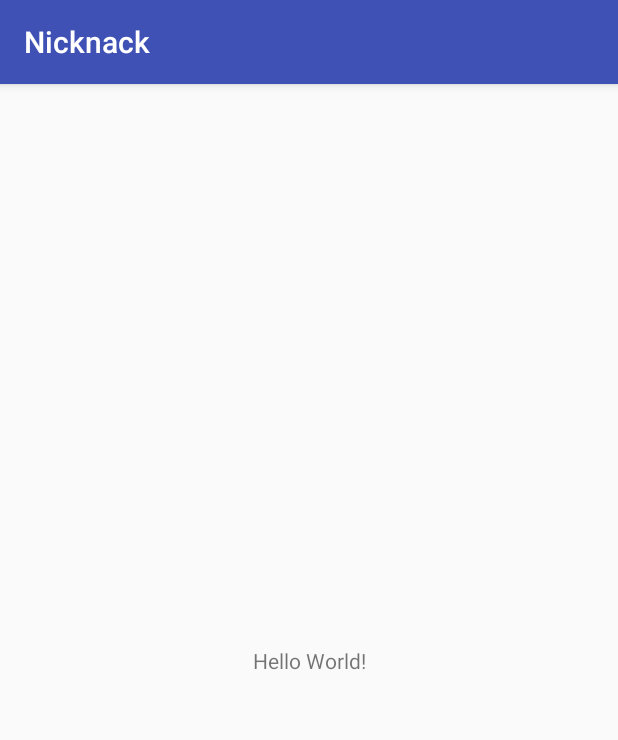
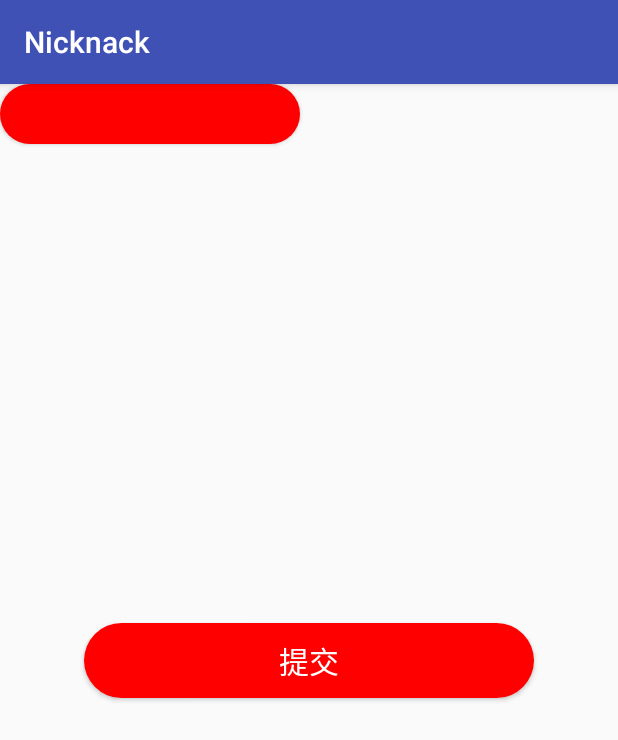
Before and after one commit to Ivolian/Nicknack, an Android app: the screen it shows after launch (MainActivity before the commit, DisplayActivity after it), on a phone screen of 412 x 824 dp. Shown: the top 740 px of the screen. Run offline under Robolectric (Android 15) with nearby library versions, the phone set to English and light mode, and no system bars.

Commit message:
圆角变色按钮

```diff
--- a/app/build.gradle
+++ b/app/build.gradle
@@ -27,3 +27,5 @@ dependencies {
 repositories {
     mavenCentral()
 }
+
+apply plugin: 'kotlin-android-extensions'
--- a/app/src/main/AndroidManifest.xml
+++ b/app/src/main/AndroidManifest.xml
@@ -9,7 +9,7 @@
         android:roundIcon="@mipmap/ic_launcher_round"
         android:supportsRtl="true"
         android:theme="@style/AppTheme">
-        <activity android:name=".MainActivity">
+        <activity android:name=".custom.DisplayActivity">
             <intent-filter>
                 <action android:name="android.intent.action.MAIN" />
 
--- a/app/src/main/java/com/ivotai/nicknack/MainActivity.java
+++ /dev/null
@@ -1,13 +0,0 @@
-package com.ivotai.nicknack;
-
-import android.support.v7.app.AppCompatActivity;
-import android.os.Bundle;
-
-public class MainActivity extends AppCompatActivity {
-
-    @Override
-    protected void onCreate(Bundle savedInstanceState) {
-        super.onCreate(savedInstanceState);
-        setContentView(R.layout.activity_main);
-    }
-}
--- /dev/null
+++ b/app/src/main/java/com/ivotai/nicknack/custom/DisplayActivity.kt
@@ -0,0 +1,19 @@
+package com.ivotai.nicknack.custom
+
+import android.support.v7.app.AppCompatActivity
+import android.os.Bundle
+import android.view.ViewGroup
+import com.ivotai.nicknack.R
+
+class DisplayActivity : AppCompatActivity() {
+
+    override fun onCreate(savedInstanceState: Bundle?) {
+        super.onCreate(savedInstanceState)
+        setContentView(R.layout.activity_display)
+
+        val f = findViewById<ViewGroup>(R.id.f)
+        val btn = RoundCornerButton(this)
+        val params = ViewGroup.LayoutParams(300,60)
+        f.addView(btn,params)
+    }
+}
--- /dev/null
+++ b/app/src/main/java/com/ivotai/nicknack/custom/RoundCornerButton.kt
@@ -0,0 +1,43 @@
+package com.ivotai.nicknack.custom
+
+import android.content.Context
+import android.graphics.Color
+import android.graphics.drawable.ColorDrawable
+import android.graphics.drawable.GradientDrawable
+import android.graphics.drawable.StateListDrawable
+import android.support.v4.graphics.ColorUtils
+import android.util.AttributeSet
+import android.view.Gravity
+import android.widget.Button
+import android.widget.TextView
+
+class RoundCornerButton:Button {
+
+    constructor(context: Context?) : super(context)
+    constructor(context: Context?, attrs: AttributeSet?) : super(context, attrs)
+
+    private val unpressed = GradientDrawable()
+    private val pressed = GradientDrawable()
+
+    init {
+        gravity = Gravity.CENTER
+        setTextColor(Color.WHITE)
+
+        val bgColor = (background as? ColorDrawable)?.color ?: Color.RED
+        unpressed.setColor(bgColor)
+        // 和黑色混合形成暗色
+        pressed.setColor(ColorUtils.blendARGB(bgColor, Color.BLACK, 0.2f))
+
+        val bg = StateListDrawable()
+        bg.addState(intArrayOf(-android.R.attr.state_pressed), unpressed)
+        bg.addState(intArrayOf(android.R.attr.state_pressed), pressed)
+        background = bg
+    }
+
+    override fun onSizeChanged(w: Int, h: Int, oldw: Int, oldh: Int) {
+        super.onSizeChanged(w, h, oldw, oldh)
+        unpressed.cornerRadius = height * 0.5f
+        pressed.cornerRadius = height * 0.5f
+    }
+
+}
--- a/app/src/main/res/layout/activity_main.xml
+++ b/app/src/main/res/layout/activity_display.xml
@@ -4,15 +4,18 @@
     xmlns:tools="http://schemas.android.com/tools"
     android:layout_width="match_parent"
     android:layout_height="match_parent"
-    tools:context=".MainActivity">
+    android:id="@+id/f"
+    tools:context=".custom.DisplayActivity">
 
-    <TextView
-        android:layout_width="wrap_content"
+    <com.ivotai.nicknack.custom.RoundCornerButton
+        android:layout_width="300dp"
         android:layout_height="wrap_content"
-        android:text="Hello World!"
+        android:padding="10dp"
+        android:text="提交"
+        android:textSize="20dp"
         app:layout_constraintBottom_toBottomOf="parent"
-        app:layout_constraintLeft_toLeftOf="parent"
-        app:layout_constraintRight_toRightOf="parent"
+        app:layout_constraintEnd_toEndOf="parent"
+        app:layout_constraintStart_toStartOf="parent"
         app:layout_constraintTop_toTopOf="parent" />
 
 </android.support.constraint.ConstraintLayout>
```
